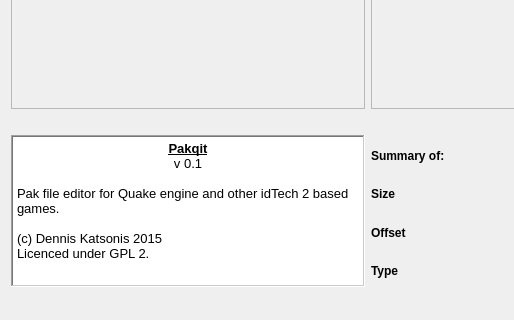
Above: mainwindow.ui from BoraxMan/pakqit before the change; both pictures show x 0 to 514 and y 298 to 618 of the 742 by 618 pixel window. Below: the same form after it.
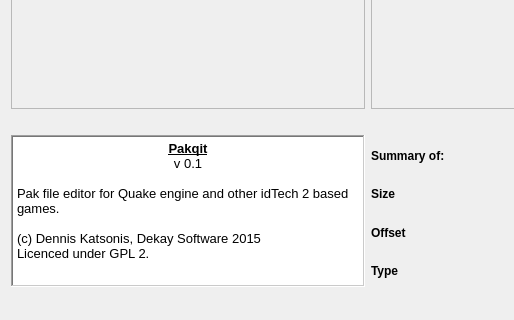
That is the form after the change. Icons and pictures are not drawn. Custom widgets are drawn as their Qt base class.

Diff of the .ui file:
```diff
--- a/mainwindow.ui
+++ b/mainwindow.ui
@@ -500,15 +500,15 @@
        <string>&lt;!DOCTYPE HTML PUBLIC &quot;-//W3C//DTD HTML 4.0//EN&quot; &quot;http://www.w3.org/TR/REC-html40/strict.dtd&quot;&gt;
 &lt;html&gt;&lt;head&gt;&lt;meta name=&quot;qrichtext&quot; content=&quot;1&quot; /&gt;&lt;style type=&quot;text/css&quot;&gt;
 p, li { white-space: pre-wrap; }
-&lt;/style&gt;&lt;/head&gt;&lt;body style=&quot; font-family:'Sans'; font-size:10pt; font-weight:400; font-style:normal;&quot;&gt;
-&lt;p align=&quot;center&quot; style=&quot; margin-top:0px; margin-bottom:0px; margin-left:0px; margin-right:0px; -qt-block-indent:0; text-indent:0px;&quot;&gt;&lt;span style=&quot; font-family:'DejaVu Sans'; font-weight:600; text-decoration: underline;&quot;&gt;Pakqit&lt;/span&gt;&lt;/p&gt;
-&lt;p align=&quot;center&quot; style=&quot; margin-top:0px; margin-bottom:0px; margin-left:0px; margin-right:0px; -qt-block-indent:0; text-indent:0px;&quot;&gt;&lt;span style=&quot; font-family:'DejaVu Sans';&quot;&gt;v 0.1&lt;/span&gt;&lt;/p&gt;
-&lt;p align=&quot;center&quot; style=&quot;-qt-paragraph-type:empty; margin-top:0px; margin-bottom:0px; margin-left:0px; margin-right:0px; -qt-block-indent:0; text-indent:0px; font-family:'DejaVu Sans';&quot;&gt;&lt;br /&gt;&lt;/p&gt;
-&lt;p style=&quot; margin-top:0px; margin-bottom:0px; margin-left:0px; margin-right:0px; -qt-block-indent:0; text-indent:0px;&quot;&gt;&lt;span style=&quot; font-family:'DejaVu Sans';&quot;&gt;Pak file editor for Quake engine and other idTech 2 based games.&lt;/span&gt;&lt;/p&gt;
-&lt;p style=&quot;-qt-paragraph-type:empty; margin-top:0px; margin-bottom:0px; margin-left:0px; margin-right:0px; -qt-block-indent:0; text-indent:0px; font-family:'DejaVu Sans';&quot;&gt;&lt;br /&gt;&lt;/p&gt;
-&lt;p style=&quot; margin-top:0px; margin-bottom:0px; margin-left:0px; margin-right:0px; -qt-block-indent:0; text-indent:0px;&quot;&gt;&lt;span style=&quot; font-family:'DejaVu Sans';&quot;&gt;(c) Dennis Katsonis 2015&lt;/span&gt;&lt;/p&gt;
-&lt;p style=&quot; margin-top:0px; margin-bottom:0px; margin-left:0px; margin-right:0px; -qt-block-indent:0; text-indent:0px;&quot;&gt;&lt;span style=&quot; font-family:'DejaVu Sans';&quot;&gt;Licenced under GPL 2.&lt;/span&gt;&lt;/p&gt;
-&lt;p style=&quot;-qt-paragraph-type:empty; margin-top:0px; margin-bottom:0px; margin-left:0px; margin-right:0px; -qt-block-indent:0; text-indent:0px; font-family:'DejaVu Sans';&quot;&gt;&lt;br /&gt;&lt;/p&gt;&lt;/body&gt;&lt;/html&gt;</string>
+&lt;/style&gt;&lt;/head&gt;&lt;body style=&quot; font-family:'DejaVu Sans'; font-size:10pt; font-weight:400; font-style:normal;&quot;&gt;
+&lt;p align=&quot;center&quot; style=&quot; margin-top:0px; margin-bottom:0px; margin-left:0px; margin-right:0px; -qt-block-indent:0; text-indent:0px;&quot;&gt;&lt;span style=&quot; font-weight:600; text-decoration: underline;&quot;&gt;Pakqit&lt;/span&gt;&lt;/p&gt;
+&lt;p align=&quot;center&quot; style=&quot; margin-top:0px; margin-bottom:0px; margin-left:0px; margin-right:0px; -qt-block-indent:0; text-indent:0px;&quot;&gt;v 0.1&lt;/p&gt;
+&lt;p align=&quot;center&quot; style=&quot;-qt-paragraph-type:empty; margin-top:0px; margin-bottom:0px; margin-left:0px; margin-right:0px; -qt-block-indent:0; text-indent:0px;&quot;&gt;&lt;br /&gt;&lt;/p&gt;
+&lt;p style=&quot; margin-top:0px; margin-bottom:0px; margin-left:0px; margin-right:0px; -qt-block-indent:0; text-indent:0px;&quot;&gt;Pak file editor for Quake engine and other idTech 2 based games.&lt;/p&gt;
+&lt;p style=&quot;-qt-paragraph-type:empty; margin-top:0px; margin-bottom:0px; margin-left:0px; margin-right:0px; -qt-block-indent:0; text-indent:0px;&quot;&gt;&lt;br /&gt;&lt;/p&gt;
+&lt;p style=&quot; margin-top:0px; margin-bottom:0px; margin-left:0px; margin-right:0px; -qt-block-indent:0; text-indent:0px;&quot;&gt;(c) Dennis Katsonis, Dekay Software 2015&lt;/p&gt;
+&lt;p style=&quot; margin-top:0px; margin-bottom:0px; margin-left:0px; margin-right:0px; -qt-block-indent:0; text-indent:0px;&quot;&gt;Licenced under GPL 2.&lt;/p&gt;
+&lt;p style=&quot;-qt-paragraph-type:empty; margin-top:0px; margin-bottom:0px; margin-left:0px; margin-right:0px; -qt-block-indent:0; text-indent:0px;&quot;&gt;&lt;br /&gt;&lt;/p&gt;&lt;/body&gt;&lt;/html&gt;</string>
       </property>
      </widget>
     </item>
```
Left out of the diff: 2 changed lines with no effect on the pictures.
